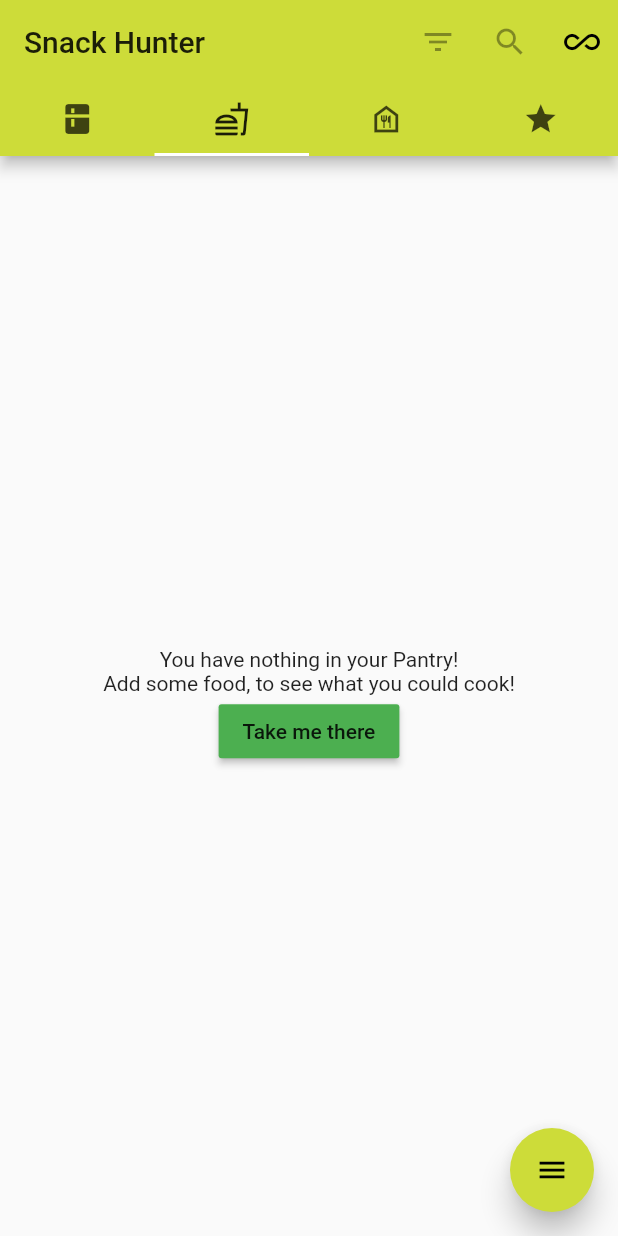
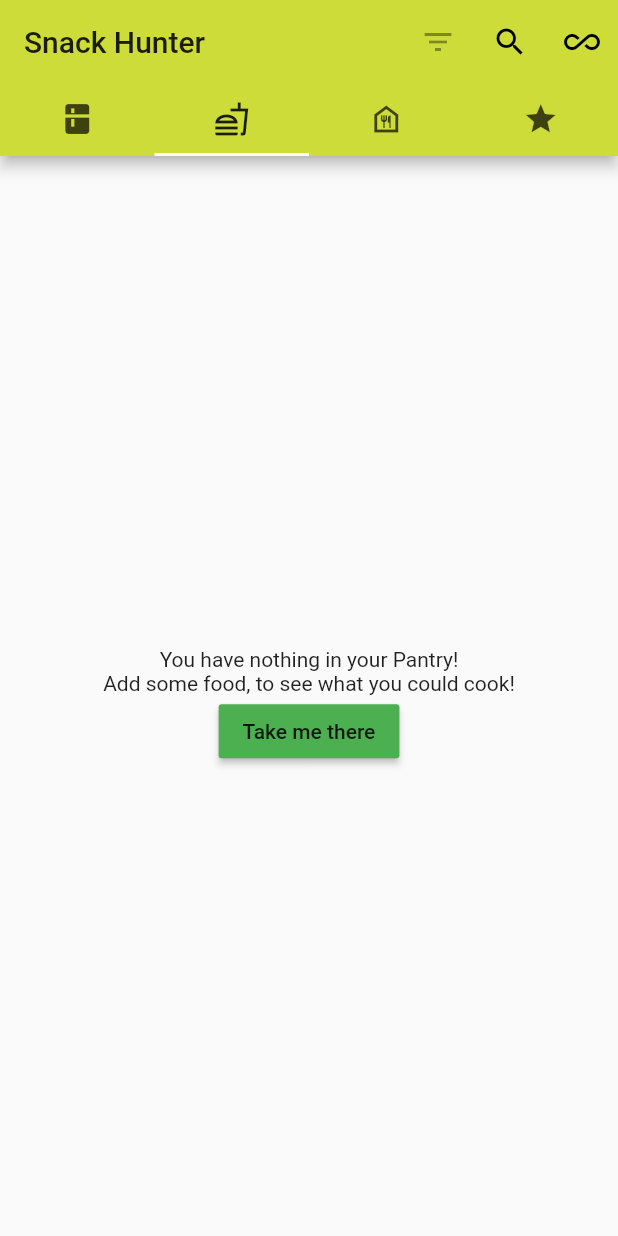
Before and after one commit to lukas-becker/food_app, a Flutter app: the screen it shows after launch, tab 2 chosen, on a phone screen of 412 x 824 dp. Run offline on Flutter 3.47's test engine with Material 2 defaults, Android fonts, the phone set to English and light mode, and no system bars; drawn by our look-alikes of flutter_speed_dial; our stand-ins replace sqflite; missing offline and left inert: powerset; accounts and stored records are empty.

Commit message:
outsource TabNavigation; started Search

```diff
--- /dev/null
+++ b/lib/TabNavigation.dart
@@ -0,0 +1,106 @@
+import 'package:flutter/material.dart';
+import 'package:food_app/tabs/favouriteListWidget.dart';
+import 'package:food_app/tabs/pantryWidget.dart';
+import 'package:food_app/tabs/recipeListWidget.dart';
+import 'package:food_app/globalVariables.dart' as globals;
+
+class TabNavigation extends StatefulWidget {
+  @override
+  _TabNavigationState createState() => _TabNavigationState();
+}
+
+class _TabNavigationState extends State<TabNavigation> {
+  final List<Tab> myTabs = <Tab>[
+    Tab(icon: Icon(Icons.kitchen)),
+    Tab(icon: Icon(Icons.fastfood_outlined)),
+    Tab(icon: Icon(Icons.food_bank_outlined)),
+    Tab(icon: Icon(Icons.star)),
+  ];
+
+  var _secondTabActive = false;
+
+  var tController = new TextEditingController();
+
+  @override
+  Widget build(BuildContext context) {
+    return DefaultTabController(
+      length: myTabs.length,
+      child: Builder(builder: (BuildContext context) {
+        final TabController tabController = DefaultTabController.of(context);
+        tabController.addListener(() {
+          if (tabController.indexIsChanging) {
+            if (tabController.index == 1) {
+              setState(() {
+                _secondTabActive = true;
+              });
+            } else {
+              setState(() {
+                _secondTabActive = false;
+              });
+            }
+          }
+        });
+        return Scaffold(
+          appBar: AppBar(
+            bottom: TabBar(
+              tabs: myTabs,
+            ),
+            title: Text("Snack Hunter"),
+            actions: (_secondTabActive)
+                ? <Widget>[
+                    IconButton(
+                      icon: Icon(
+                        Icons.filter_list,
+                      ),
+                      onPressed: null,
+                    ),
+                    IconButton(
+                      icon: Icon(
+                        Icons.search_outlined,
+                      ),
+                      onPressed: () {
+                        _searchRecipe();
+                      },
+                    ),
+                    IconButton(
+                      icon: Icon(
+                        Icons.all_inclusive,
+                      ),
+                      onPressed: () {
+                        setState(() {
+                          globals.exact = globals.exact ^ true;
+                        });
+                      }
+                    ),
+                  ]
+                : null
+          ),
+          body: TabBarView(children: [
+            PantryWidget(),
+            RecipeListWidget(),
+            Icon(Icons.directions_bike),
+            FavouriteListWidget(),
+          ]),
+        );
+      }),
+    );
+  }
+
+  _searchRecipe() {
+    showDialog(
+      context: context,
+      builder: (BuildContext context) {
+        return AlertDialog(
+          title: Text("Search for Recipe"),
+          content: TextField(
+            controller: tController,
+            decoration: InputDecoration(
+              border: OutlineInputBorder(),
+              labelText: 'Recipe',
+            ),
+          ),
+        );
+      },
+    );
+  }
+}
--- a/lib/main.dart
+++ b/lib/main.dart
@@ -1,29 +1,11 @@
 import 'package:flutter/material.dart';
-import 'tabs/favouriteListWidget.dart';
-import 'tabs/pantryWidget.dart';
-import 'tabs/recipeListWidget.dart';
-import 'globalVariables.dart' as globals;
+import 'TabNavigation.dart';
 
 void main() {
-  runApp(TabNavigation());
+  runApp(SnackHunter());
 }
 
-//Tab Navigation
-class TabNavigation extends StatefulWidget {
-  @override
-  _TabNavigationState createState() => _TabNavigationState();
-}
-
-class _TabNavigationState extends State<TabNavigation> {
-  final List<Tab> myTabs = <Tab>[
-    Tab(icon: Icon(Icons.kitchen)),
-    Tab(icon: Icon(Icons.fastfood_outlined)),
-    Tab(icon: Icon(Icons.food_bank_outlined)),
-    Tab(icon: Icon(Icons.star)),
-  ];
-
-  var _secondTabActive = false;
-
+class SnackHunter extends StatelessWidget {
   @override
   Widget build(BuildContext context) {
     return MaterialApp(
@@ -32,83 +14,9 @@ class _TabNavigationState extends State<TabNavigation> {
         primarySwatch: Colors.lime,
         visualDensity: VisualDensity.adaptivePlatformDensity,
       ),
-      home: DefaultTabController(
-          length: myTabs.length,
-          child: Builder(
-            builder: (BuildContext context) {
-              final TabController tabController =
-                  DefaultTabController.of(context);
-              tabController.addListener(() {
-                if (tabController.indexIsChanging) {
-                  if (tabController.index == 1) {
-                    setState(() {
-                      _secondTabActive = true;
-                    });
-                  } else {
-                    setState(() {
-                      _secondTabActive = false;
-                    });
-                  }
-                }
-              });
-              return Scaffold(
-                appBar: AppBar(
-                  bottom: TabBar(
-                    tabs: myTabs,
-                  ),
-                  title: Text("Snack Hunter"),
-                  actions: (_secondTabActive)
-                      ? <Widget>[
-                          IconButton(
-                            icon: Icon(
-                              Icons.filter_list,
-                            ),
-                            onPressed: null,
-                          ),
-                          IconButton(
-                            icon: Icon(
-                              Icons.search_outlined,
-                            ),
-                            onPressed: null,
-                          ),
-                          IconButton(
-                              icon: Icon(
-                                Icons.all_inclusive,
-                              ),
-                              onPressed: () {
-                                setState(() {
-                                  globals.exact = globals.exact ^ true;
-                                });
-                              }),
-                        ]
-                      : null,
-                ),
-                body: TabBarView(
-                  children: [
-                    PantryWidget(),
-                    RecipeListWidget(),
-                    Icon(Icons.directions_bike),
-                    FavouriteListWidget(),
-                  ],
-                ),
-              );
-            },
-          )
-          // Scaffold(
-          //   appBar: AppBar(
-          //     bottom: TabBar(
-          //       tabs: myTabs,
-          //     ),
-          //     title: Text("Snack Hunter"),
-          //   ),
-          //   body: TabBarView(children: [
-          //     PantryWidget(),
-          //     RecipeListWidget(),
-          //     Icon(Icons.directions_bike),
-          //     FavouriteListWidget(),
-          //   ]),
-          // ),
-          ),
+      home: TabNavigation(),
     );
   }
 }
+
+//Tab Navigation
--- a/lib/tabs/recipeListWidget.dart
+++ b/lib/tabs/recipeListWidget.dart
@@ -1,13 +1,12 @@
 import 'package:flutter/material.dart';
 import 'package:food_app/classes/FavouriteStorage.dart';
-import 'package:flutter_speed_dial/flutter_speed_dial.dart';
 import 'package:food_app/classes/DatabaseUtil.dart';
 import 'package:food_app/classes/Ingredient.dart';
 import 'package:http/http.dart' as http;
 import 'package:powerset/powerset.dart';
 import 'dart:convert';
 import 'package:url_launcher/url_launcher.dart';
-import 'package:filter_list/filter_list.dart';
+import 'package:food_app/globalVariables.dart' as globals;
 
 import '../classes/Recipe.dart';
 import 'dart:async';
@@ -56,13 +55,12 @@ class _RecipesState extends State<Recipes> {
 
   //filtering
   List<String> allIngredients = new List();
-  bool _exact = false;
 
   //for Textboxes
   final tController = new TextEditingController();
 
   //Load json from Api, ingredient as parameter
-  Future<List<Recipe>> fetchJsonNew(String ingr) async {
+  Future<List<Recipe>> fetchJson(String ingr) async {
     ingr = ingr.substring(1, ingr.length - 1);
     ingr = ingr.replaceAll(" ", "");
     print('Downloading: http://www.recipepuppy.com/api/?i=' + ingr);
@@ -77,6 +75,22 @@ class _RecipesState extends State<Recipes> {
               Recipe.fromJson(jsonDecode(response.body)['results'][index]));
       return res;
     }
+  }
+
+  Future<List<Recipe>> searchRecipe(String recipeName) async {
+    print("Downloading: http://www.recipepuppy.com/api/?q=" + recipeName);
+    List<Recipe> res = [];
+    final response =
+        await http.get("http://www.recipepuppy.com/api/?q=" + recipeName);
+    if (response.statusCode == 200) {
+      print("got Response");
+      List list = jsonDecode(response.body)['results'];
+      res = List.generate(
+          list.length,
+          (index) =>
+              Recipe.fromJson(jsonDecode(response.body)['results'][index]));
+    }
+    return res;
   }
 
   @override
@@ -110,8 +124,7 @@ class _RecipesState extends State<Recipes> {
     powerset(ingr).forEach((element) {
       if (element.toString() != "[]") {
         print("Checking api for: " + element.toString());
-        fetchJsonNew(element.toString())
-            .then((value) => addToRecipeList(value));
+        fetchJson(element.toString()).then((value) => addToRecipeList(value));
       }
     });
   }
@@ -128,59 +141,12 @@ class _RecipesState extends State<Recipes> {
   @override
   Widget build(BuildContext context) {
     return Scaffold(
-        floatingActionButton: SpeedDial(
-          // both default to 16
-          marginRight: 16,
-          marginBottom: 16,
-          animatedIcon: AnimatedIcons.menu_close,
-          animatedIconTheme: IconThemeData(size: 22.0),
-          // this is ignored if animatedIcon is non null
-          // child: Icon(Icons.add),
-          visible: _dialVisible,
-          // If true user is forced to close dial manually
-          // by tapping main button and overlay is not rendered.
-          closeManually: false,
-          curve: Curves.bounceIn,
-          overlayColor: Colors.black,
-          overlayOpacity: 0.5,
-          onOpen: () => print('OPENING DIAL'),
-          onClose: () => print('DIAL CLOSED'),
-          tooltip: 'Options',
-          heroTag: 'speed-dial-hero-tag',
-          backgroundColor: Colors.lime,
-          foregroundColor: Colors.black,
-          elevation: 8.0,
-          shape: CircleBorder(),
-          children: [
-            SpeedDialChild(
-                child: Icon(Icons.filter_list),
-                backgroundColor: Colors.red,
-                label: 'Filter',
-                labelStyle: TextStyle(fontSize: 18.0),
-                onTap: () => print('FIRST CHILD')),
-            SpeedDialChild(
-              child: Icon(Icons.all_inclusive),
-              backgroundColor: Colors.blue,
-              label: 'Exact Matches',
-              labelStyle: TextStyle(fontSize: 18.0),
-              onTap: () => setState(() {
-                _exact = _exact ^ true;
-                print("toggle: " + _exact.toString());
-              }),
-            ),
-            SpeedDialChild(
-              child: Icon(Icons.search),
-              backgroundColor: Colors.green,
-              label: 'Search',
-              labelStyle: TextStyle(fontSize: 18.0),
-              onTap: () => print('THIRD CHILD'),
-            ),
-          ],
+      body: Center(
+        child: SingleChildScrollView(
+          child: Column(children: _compileRecipes()),
         ),
-        body: Center(
-            child: SingleChildScrollView(
-          child: Column(children: _compileRecipes()),
-        )));
+      ),
+    );
   }
 
   List<Widget> _compileRecipes() {
@@ -195,7 +161,7 @@ class _RecipesState extends State<Recipes> {
 
       bool _continue = false;
       //If only "makeable" recipes should be shown
-      if (_exact) {
+      if (globals.exact) {
         //Ingredients of current recipe
         String _ingredients = recipes[i].ingredients;
         //One ingredient of possible list
```
